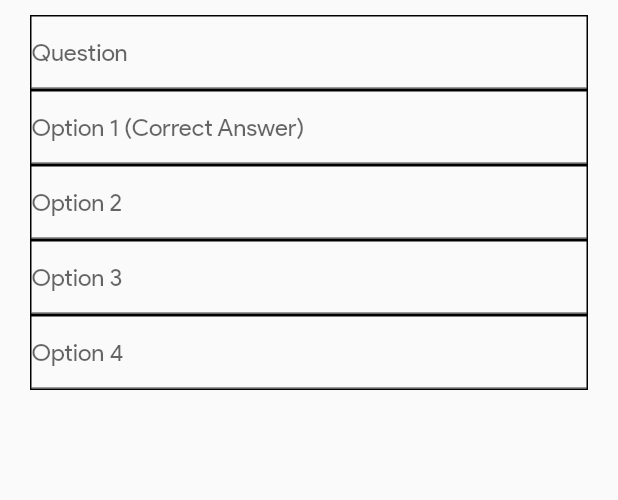
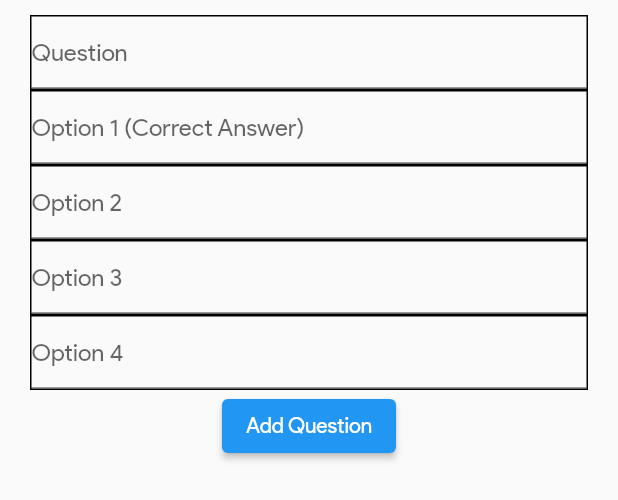
Before and after one commit to Bryan-Monterozo/study_first_ggs_later, a Flutter app: the QuizAddQuestion widget shown alone on an empty page, opened directly with empty values, on a phone screen of 412 x 824 dp. Shown: the top 500 px of the screen. Run offline on Flutter 3.47's test engine with Material 2 defaults, Android fonts, the phone set to English and light mode, and no system bars; our stand-ins replace card_swiper, cloud_firestore, firebase_core, flip_card, get, percent_indicator and 1 more; missing offline and left inert: enum_to_string; accounts and stored records are empty.

Commit message:
Create Quiz and Questions

```diff
--- a/lib/modules/quiz/controller/quiz_get_controller.dart
+++ b/lib/modules/quiz/controller/quiz_get_controller.dart
@@ -1,9 +1,15 @@
 // import 'package:flutter/material.dart';
+import 'package:flutter/material.dart';
 import 'package:get/get.dart';
 // import 'package:study_first_ggs_later/modules/quiz/model/quiz_model.dart';
 // import 'package:study_first_ggs_later/modules/quiz/view/screens/quiz_add_question.dart';
 
 class QuizController extends GetxController {
+  TextEditingController questionController = TextEditingController();
+  TextEditingController option1Controller = TextEditingController();
+  TextEditingController option2Controller = TextEditingController();
+  TextEditingController option3Controller = TextEditingController();
+  TextEditingController option4Controller = TextEditingController();
 
   RxBool hasQuestionField = false.obs;
   RxString question = ''.obs;
@@ -11,6 +17,43 @@ class QuizController extends GetxController {
   RxString option2 = ''.obs;
   RxString option3 = ''.obs;
   RxString option4 = ''.obs;
+
+  @override
+  void onInit() {
+    super.onInit();
+    questionController = TextEditingController(text: question.value);
+    option1Controller = TextEditingController(text: option1.value);
+    option2Controller = TextEditingController(text: option2.value);
+    option3Controller = TextEditingController(text: option3.value);
+    option4Controller = TextEditingController(text: option4.value);
+
+    questionController.addListener(() {
+      question.value = questionController.text;
+    });
+    option1Controller.addListener(() {
+      option1.value = option1Controller.text;
+    });
+    option2Controller.addListener(() {
+      option2.value = option2Controller.text;
+    });
+    option3Controller.addListener(() {
+      option3.value = option3Controller.text;
+    });
+    option4Controller.addListener(() {
+      option4.value = option4Controller.text;
+    });
+  }
+
+  // updateQuizID({
+  //   required quizId,
+  // }) async {
+  //   final ref = FirebaseFirestore.instance.collection('Quiz').doc(quizId);
+  //   ref.get().then((DocumentSnapshot doc) {
+  //     QuizModel quizModel = QuizModel.fromMap(doc.data() as Map<String, dynamic>);
+  //     quizId = quizModel.quizId;
+  //     debugPrint('Quiz ID: $quizId');
+  //   });
+  // }
 
   void removeQuestionButton() {
     hasQuestionField.value = true;
@@ -21,10 +64,10 @@ class QuizController extends GetxController {
   }
 
   void deleteQuestionField() {
-    question.value = '';
-    option1.value = '';
-    option2.value = '';
-    option3.value = '';
-    option4.value = '';
+    questionController.clear();
+    option1Controller.clear();
+    option2Controller.clear();
+    option3Controller.clear();
+    option4Controller.clear();
   }
 }
--- a/lib/modules/quiz/view/screens/quiz_add_question.dart
+++ b/lib/modules/quiz/view/screens/quiz_add_question.dart
@@ -1,115 +1,123 @@
 import 'package:flutter/material.dart';
 import 'package:get/get.dart';
+import 'package:shared_preferences/shared_preferences.dart';
 import 'package:study_first_ggs_later/modules/quiz/controller/quiz_get_controller.dart';
 import 'package:study_first_ggs_later/modules/quiz/model/quiz_model.dart';
+import 'package:study_first_ggs_later/modules/quiz/services/quiz_catalogue_collection.dart';
 // import 'package:study_first_ggs_later/modules/shared/app_bar.dart';
 
-class QuizAddQuestion extends GetView<QuizController> {
-  final quizId;
-  final QuestionModel? questionModel;
+class QuizAddQuestion extends StatelessWidget {
+  late final quizId;
+  final QuizModel? quizModel;
+  // final QuestionModel? questionModel;
+  final QuizCatDB quizCatDB = QuizCatDB();
+  // final QuizController quizController = Get.put(QuizController());
 
   QuizAddQuestion({
     Key? key,
-    required this.questionModel,
+    // required this.questionModel,
     required this.quizId,
+    required this.quizModel,
   }) : super(key: key);
-
-  // final question = ''.obs;
-
-  // final option1 = ''.obs;
-
-  // final option2 = ''.obs;
-
-  // final option3 = ''.obs;
-
-  // final option4 = ''.obs;
 
   @override
   Widget build(BuildContext context) {
-    return Container(
+    final quizController = Get.find<QuizController>();
+
+    return Material(
+      child: Container(
         margin: const EdgeInsets.symmetric(horizontal: 20, vertical: 10),
-      child: Obx(
-        () => Column(
+        child: Form(
+          child: Column(
             children: [
-            Obx(
-              () => Container(
+              Container(
                 decoration: BoxDecoration(border: Border.all()),
-                child: Obx(
-                  () => TextFormField(
+                child: TextFormField(
                   validator: (value) =>
                       value!.isEmpty ? 'Enter a question' : null,
-                    onChanged: (value) {
-                      controller.question.value = value;
-                    },
+                  autovalidateMode: AutovalidateMode.onUserInteraction,
+                  controller: quizController.questionController,
                   decoration: const InputDecoration(hintText: 'Question'),
                 ),
               ),
-              ),
-            ),
-            Obx(
-              () => Container(
+              Container(
                 decoration: BoxDecoration(border: Border.all()),
-                child: Obx(
-                  () => TextFormField(
+                child: TextFormField(
                   validator: (value) =>
                       value!.isEmpty ? 'Enter the Correct Answer' : null,
-                    onChanged: (value) {
-                      controller.option1.value = value;
-                    },
+                  autovalidateMode: AutovalidateMode.onUserInteraction,
+                  controller: quizController.option1Controller,
                   decoration: const InputDecoration(
                       hintText: 'Option 1 (Correct Answer)'),
                 ),
               ),
-              ),
-            ),
-            Obx(
-              () => Container(
+              Container(
                 decoration: BoxDecoration(border: Border.all()),
-                child: Obx(
-                  () => TextFormField(
+                child: TextFormField(
                   validator: (value) =>
                       value!.isEmpty ? 'Enter an Option' : null,
-                    onChanged: (value) {
-                      controller.option2.value = value;
-                    },
+                  autovalidateMode: AutovalidateMode.onUserInteraction,
+                  controller: quizController.option2Controller,
                   decoration: const InputDecoration(hintText: 'Option 2'),
                 ),
               ),
-              ),
-            ),
-            Obx(
-              () => Container(
+              Container(
                 decoration: BoxDecoration(border: Border.all()),
-                child: Obx(
-                  () => TextFormField(
+                child: TextFormField(
                   validator: (value) =>
                       value!.isEmpty ? 'Enter an Option' : null,
                   autovalidateMode: AutovalidateMode.onUserInteraction,
-                    onChanged: (value) {
-                      controller.option3.value = value;
-                    },
+                  controller: quizController.option3Controller,
                   decoration: const InputDecoration(hintText: 'Option 3'),
                 ),
               ),
-              ),
-            ),
-            Obx(
-              () => Container(
+              Container(
                 decoration: BoxDecoration(border: Border.all()),
-                child: Obx(
-                  () => TextFormField(
+                child: TextFormField(
                   validator: (value) =>
                       value!.isEmpty ? 'Enter an Option' : null,
                   autovalidateMode: AutovalidateMode.onUserInteraction,
-                    onChanged: (value) {
-                      controller.option4.value = value;
-                    },
+                  controller: quizController.option4Controller,
                   decoration: const InputDecoration(hintText: 'Option 4'),
                 ),
               ),
+              ElevatedButton(
+                onPressed: () async {
+
+                  final SharedPreferences prefs =
+                      await SharedPreferences.getInstance();
+
+                  final quizId = prefs.getString('quizId');
+
+                  // final ref = FirebaseFirestore.instance
+                  //     .collection('Quizzes')
+                  //     .doc();
+                  // ref.get().then((DocumentSnapshot doc) {
+                  //   quizModel = QuizModel.fromMap(
+                  //       doc.data() as Map<String, dynamic>);
+                  //   quizId = quizModel!.quizId;
+                  //   debugPrint('Quiz ID: $quizId');
+                  // });
+                  quizCatDB.addQuestionToQuiz(
+                      question: quizController.question.value,
+                      option1: quizController.option1.value,
+                      option2: quizController.option2.value,
+                      option3: quizController.option3.value,
+                      option4: quizController.option4.value,
+                      quizId: quizId);
+                  debugPrint('${quizController.hasQuestionField.value}'
+                      ' ${quizController.question.value}'
+                      ' ${quizController.option1.value}'
+                      ' ${quizController.option2.value}'
+                      ' ${quizController.option3.value}'
+                      ' ${quizController.option4.value}'
+                      ' $quizId');
+                  quizController.deleteQuestionField();
+                },
+                child: const Text('Add Question'),
+              )
+            ],
           ),
-            ),
-          ],
         ),
       ),
     );
```
Also changed, not shown: lib/modules/quiz/services/quiz_catalogue_collection.dart (+28 -8 lines), lib/modules/quiz/view/screens/quiz_create.dart (+37 -30 lines), 1 other file. Lines whose indentation alone changed are shown as unchanged.
